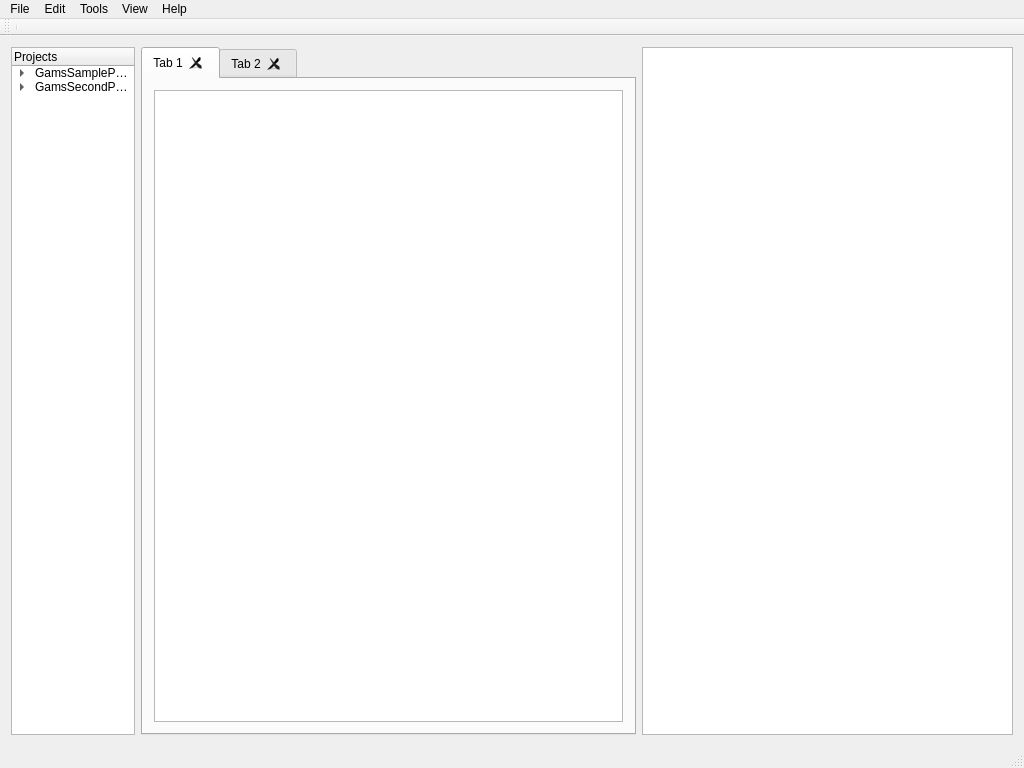
Above: src/gamside.ui from GAMS-dev/studio before the change. Below: the same form after it.
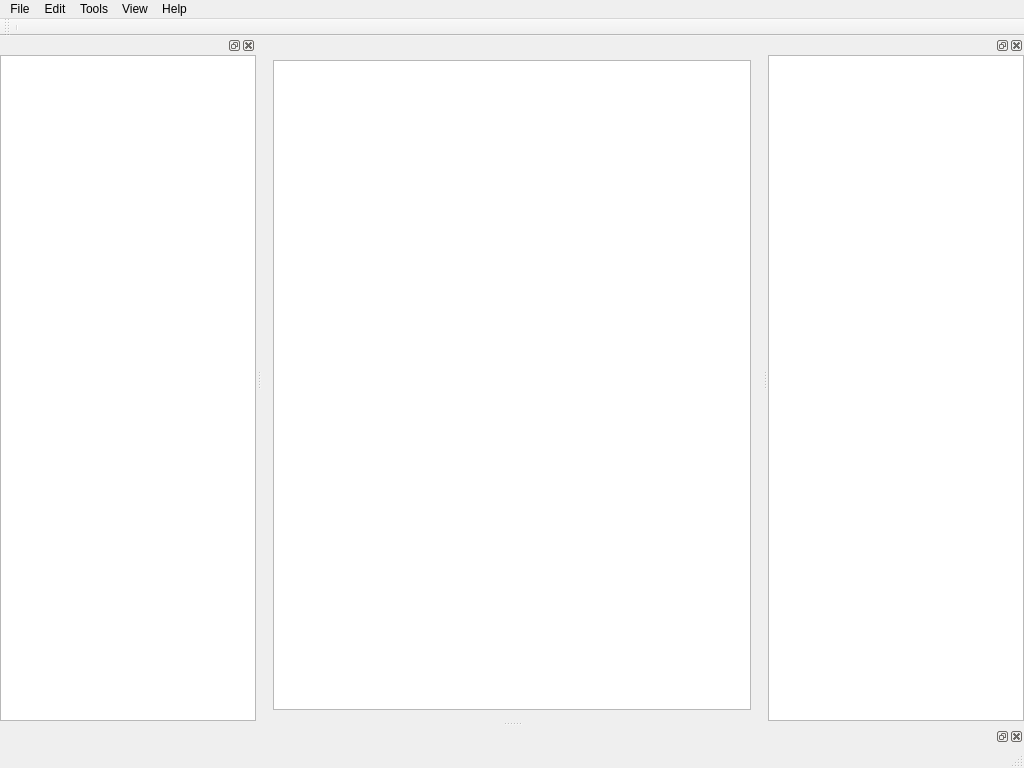
That is the form after the change.

Commit message: added dockable widgets

```diff
--- a/src/gamside.ui
+++ b/src/gamside.ui
@@ -20,109 +20,24 @@
      <verstretch>0</verstretch>
     </sizepolicy>
    </property>
-   <property name="minimumSize">
-    <size>
-     <width>800</width>
-     <height>600</height>
-    </size>
-   </property>
    <property name="contextMenuPolicy">
     <enum>Qt::NoContextMenu</enum>
    </property>
    <layout class="QGridLayout" name="gridLayout">
     <item row="0" column="0">
-     <layout class="QHBoxLayout" name="horizontalLayout" stretch="1,4,3">
-      <property name="sizeConstraint">
-       <enum>QLayout::SetMinimumSize</enum>
+     <layout class="QGridLayout" name="mainLayout">
+      <property name="topMargin">
+       <number>13</number>
       </property>
-      <item>
-       <widget class="QTreeWidget" name="projectExplorer">
-        <property name="uniformRowHeights">
-         <bool>true</bool>
-        </property>
-        <column>
-         <property name="text">
-          <string>Projects</string>
-         </property>
-        </column>
-        <item>
-         <property name="text">
-          <string>GamsSampleProject</string>
-         </property>
-         <item>
-          <property name="text">
-           <string>main.gms</string>
-          </property>
-         </item>
-         <item>
-          <property name="text">
-           <string>main.gdx</string>
-          </property>
-         </item>
-         <item>
-          <property name="text">
-           <string>someotherfile.txt</string>
-          </property>
-         </item>
-         <item>
-          <property name="text">
-           <string>hello.jpg</string>
-          </property>
-         </item>
-        </item>
-        <item>
-         <property name="text">
-          <string>GamsSecondProject</string>
-         </property>
-         <item>
-          <property name="text">
-           <string>more</string>
-          </property>
-         </item>
-         <item>
-          <property name="text">
-           <string>moremore</string>
-          </property>
-         </item>
-        </item>
-       </widget>
-      </item>
-      <item>
-       <widget class="QTabWidget" name="tabWidget">
-        <property name="currentIndex">
-         <number>0</number>
-        </property>
-        <property name="tabsClosable">
-         <bool>true</bool>
-        </property>
-        <property name="movable">
-         <bool>true</bool>
-        </property>
-        <widget class="QWidget" name="tab">
-         <attribute name="title">
-          <string>Tab 1</string>
-         </attribute>
-         <layout class="QGridLayout" name="gridLayout_2">
-          <item row="0" column="0">
-           <widget class="QTextEdit" name="mainEditor">
-            <property name="autoFillBackground">
-             <bool>true</bool>
-            </property>
-           </widget>
-          </item>
-         </layout>
-        </widget>
-        <widget class="QWidget" name="tab_2">
-         <attribute name="title">
-          <string>Tab 2</string>
-         </attribute>
-        </widget>
-       </widget>
-      </item>
-      <item>
-       <widget class="QTextEdit" name="mainOutput">
-        <property name="readOnly">
-         <bool>true</bool>
+      <property name="horizontalSpacing">
+       <number>6</number>
+      </property>
+      <item row="0" column="0">
+       <widget class="QTextEdit" name="textEditor">
+        <property name="font">
+         <font>
+          <family>Source Code Pro</family>
+         </font>
         </property>
        </widget>
       </item>
@@ -202,6 +117,82 @@
     <bool>false</bool>
    </property>
   </widget>
+  <widget class="QDockWidget" name="dockLeft">
+   <property name="accessibleName">
+    <string>Project Explorer</string>
+   </property>
+   <attribute name="dockWidgetArea">
+    <number>1</number>
+   </attribute>
+   <widget class="QWidget" name="dockWidgetContents_2">
+    <property name="autoFillBackground">
+     <bool>true</bool>
+    </property>
+    <layout class="QHBoxLayout" name="horizontalLayout">
+     <property name="leftMargin">
+      <number>0</number>
+     </property>
+     <property name="topMargin">
+      <number>0</number>
+     </property>
+     <property name="rightMargin">
+      <number>0</number>
+     </property>
+     <property name="bottomMargin">
+      <number>0</number>
+     </property>
+     <item>
+      <widget class="QTreeView" name="treeView">
+       <property name="uniformRowHeights">
+        <bool>true</bool>
+       </property>
+       <property name="animated">
+        <bool>true</bool>
+       </property>
+      </widget>
+     </item>
+    </layout>
+   </widget>
+  </widget>
+  <widget class="QDockWidget" name="dockRight">
+   <attribute name="dockWidgetArea">
+    <number>2</number>
+   </attribute>
+   <widget class="QWidget" name="dockWidgetContents_3">
+    <layout class="QHBoxLayout" name="horizontalLayout_2">
+     <property name="leftMargin">
+      <number>0</number>
+     </property>
+     <property name="topMargin">
+      <number>0</number>
+     </property>
+     <property name="rightMargin">
+      <number>0</number>
+     </property>
+     <property name="bottomMargin">
+      <number>0</number>
+     </property>
+     <item>
+      <widget class="QTextEdit" name="textEdit">
+       <property name="font">
+        <font>
+         <family>Source Code Pro</family>
+        </font>
+       </property>
+       <property name="readOnly">
+        <bool>true</bool>
+       </property>
+      </widget>
+     </item>
+    </layout>
+   </widget>
+  </widget>
+  <widget class="QDockWidget" name="dockBottom">
+   <attribute name="dockWidgetArea">
+    <number>8</number>
+   </attribute>
+   <widget class="QWidget" name="dockWidgetContents_4"/>
+  </widget>
   <action name="actionFile">
    <property name="text">
     <string>File</string>
```
Left out of the diff: 5 changed lines with no effect on the pictures.
